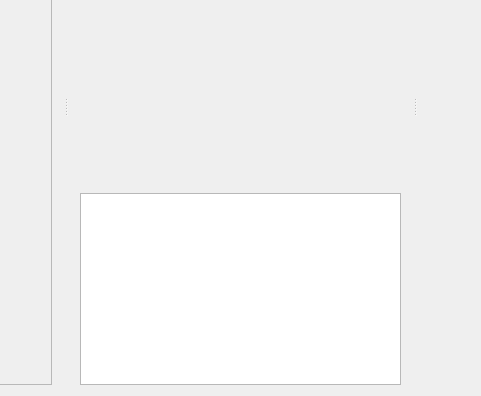
Before: the Qt Designer form cg3/viewer/mainwindow.ui in cg3hci/cg3lib, drawn with Qt 5; both pictures show x 239 to 720 and y 204 to 600 of the 929 by 600 pixel window.
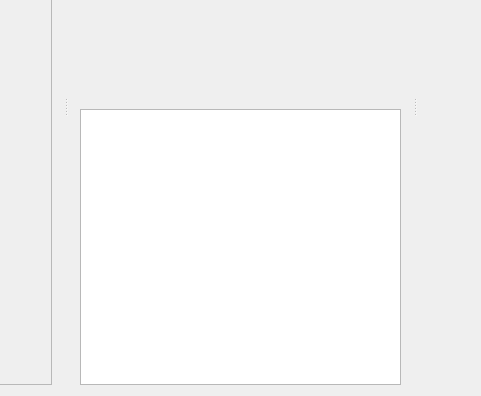
After: the same form once the commit is applied. Custom widgets are drawn as their Qt base class.

Commit message: console stream working on mainWindow

```diff
--- a/cg3/viewer/mainwindow.ui
+++ b/cg3/viewer/mainwindow.ui
@@ -27,17 +27,7 @@
   </property>
   <widget class="QWidget" name="centralWidget">
    <layout class="QGridLayout" name="gridLayout">
-    <item row="1" column="1">
-     <widget class="QTextEdit" name="console">
-      <property name="sizePolicy">
-       <sizepolicy hsizetype="Expanding" vsizetype="Minimum">
-        <horstretch>0</horstretch>
-        <verstretch>0</verstretch>
-       </sizepolicy>
-      </property>
-     </widget>
-    </item>
-    <item row="0" column="1">
+    <item row="0" column="0">
      <widget class="cg3::viewer::GLCanvas" name="glCanvas" native="true">
       <property name="sizePolicy">
        <sizepolicy hsizetype="Preferred" vsizetype="Expanding">
@@ -47,6 +37,9 @@
       </property>
      </widget>
     </item>
+    <item row="1" column="0">
+     <widget class="QTextEdit" name="console"/>
+    </item>
    </layout>
   </widget>
   <widget class="QMenuBar" name="menuBar">
```
Left out of the diff: 6 changed lines with no effect on the pictures. The commit also changes 9 other files.
